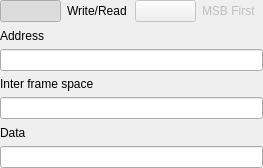
Before: the Qt Designer form ui/patterns/i2cpatternui.ui in analogdevicesinc/scopy, drawn with Qt 5.
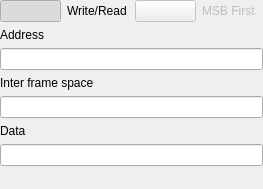
After: the same form once the commit is applied. Custom widgets are drawn as their Qt base class.

```diff
--- a/ui/patterns/i2cpatternui.ui
+++ b/ui/patterns/i2cpatternui.ui
@@ -7,7 +7,7 @@
     <x>0</x>
     <y>0</y>
     <width>263</width>
-    <height>168</height>
+    <height>189</height>
    </rect>
   </property>
   <property name="sizePolicy">
@@ -112,6 +112,19 @@
    <item>
     <widget class="QLineEdit" name="LE_toSend"/>
    </item>
+   <item>
+    <spacer name="verticalSpacer">
+     <property name="orientation">
+      <enum>Qt::Vertical</enum>
+     </property>
+     <property name="sizeHint" stdset="0">
+      <size>
+       <width>20</width>
+       <height>40</height>
+      </size>
+     </property>
+    </spacer>
+   </item>
   </layout>
  </widget>
  <customwidgets>
```
